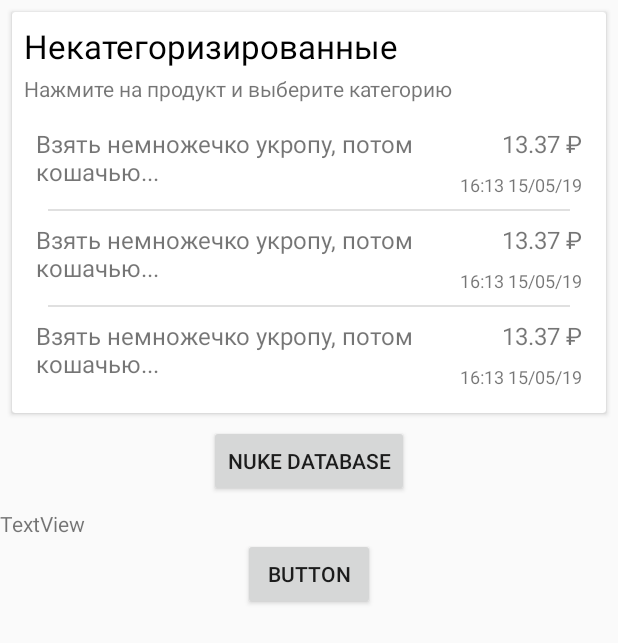
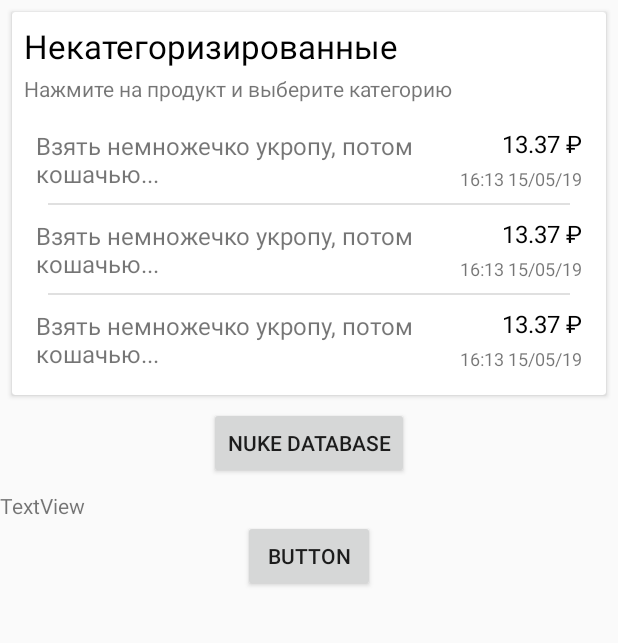
Before and after one commit to FroHenK/BillsBills, an Android app: the layout content_main.xml on its own in the app's theme, with its tools: preview values and no code run, on a phone screen of 412 x 824 dp. Shown: the top 643 px of the screen. Run offline under Robolectric (Android 15) with nearby library versions, the light colour scheme and no system bars.

Commit message:
better uncategorized view

```diff
--- a/app/src/main/res/layout/linear_receipt_category_chooser.xml
+++ b/app/src/main/res/layout/linear_receipt_category_chooser.xml
@@ -14,41 +14,56 @@
             app:layout_constraintTop_toTopOf="parent"
             app:layout_constraintStart_toStartOf="parent"
             app:layout_constraintEnd_toEndOf="parent"
-            android:layout_marginBottom="8dp">
+            >
 
         <TextView
                 android:layout_width="0dp"
                 android:layout_height="wrap_content"
                 android:id="@+id/receiptItemNameTextView"
-                app:layout_constraintStart_toStartOf="parent"
+                android:textSize="16sp"
+                android:text="Взять немножечко укропу, потом кошачью..."
+                android:maxLines="2"
+                android:ellipsize="end"
+                app:layout_constraintEnd_toStartOf="@+id/container"
+                android:layout_marginEnd="8dp"
                 app:layout_constraintTop_toTopOf="parent"
                 android:layout_marginTop="8dp"
-                android:textSize="16sp"
+                app:layout_constraintStart_toStartOf="parent"
                 android:layout_marginStart="8dp"
-                android:layout_marginEnd="8dp"
-                app:layout_constraintEnd_toStartOf="@+id/receiptItemPriceTextView"
-                android:text="Взять немножечко укропу, потом кошачью..."/>
+                android:layout_marginBottom="8dp"
+                app:layout_constraintBottom_toBottomOf="parent"/>
 
-        <TextView
-                android:text="13.37 ₽"
+        <androidx.constraintlayout.widget.ConstraintLayout
                 android:layout_width="wrap_content"
                 android:layout_height="wrap_content"
-                android:id="@+id/receiptItemPriceTextView"
+                android:id="@+id/container"
+                app:layout_constraintEnd_toEndOf="parent"
                 android:layout_marginEnd="8dp"
-                android:textSize="16sp"
-                app:layout_constraintEnd_toEndOf="parent"
+                android:layout_marginTop="8dp"
                 app:layout_constraintTop_toTopOf="parent"
-                android:layout_marginTop="8dp"/>
+                app:layout_constraintBottom_toBottomOf="parent"
+                android:layout_marginBottom="8dp">
 
-        <TextView
-                android:text="16:13 15/05/19"
-                android:layout_width="wrap_content"
-                android:layout_height="wrap_content"
-                android:id="@+id/receiptItemDateTimeTextView"
-                app:layout_constraintTop_toBottomOf="@+id/receiptItemPriceTextView"
-                android:layout_marginTop="8dp"
-                android:textSize="12sp"
-                app:layout_constraintEnd_toEndOf="@+id/receiptItemPriceTextView"
-                />
+            <TextView
+                    android:text="16:13 15/05/19"
+                    android:layout_width="wrap_content"
+                    android:layout_height="wrap_content"
+                    android:id="@+id/receiptItemDateTimeTextView"
+                    android:textSize="12sp"
+                    app:layout_constraintTop_toBottomOf="@+id/receiptItemPriceTextView"
+                    app:layout_constraintEnd_toEndOf="parent"
+                    android:layout_marginTop="4dp"/>
+
+            <TextView
+                    android:text="13.37 ₽"
+                    android:layout_width="wrap_content"
+                    android:layout_height="wrap_content"
+                    android:id="@+id/receiptItemPriceTextView"
+                    android:textSize="16sp"
+                    app:layout_constraintEnd_toEndOf="parent"
+                    app:layout_constraintTop_toTopOf="parent"
+                    android:textColor="#000"/>
+        </androidx.constraintlayout.widget.ConstraintLayout>
+
     </androidx.constraintlayout.widget.ConstraintLayout>
 </androidx.constraintlayout.widget.ConstraintLayout>
```
